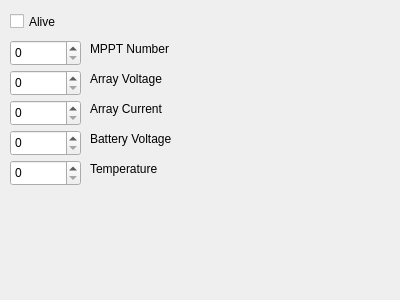
UCSolarCarTeam/Epsilon-Telemetry-Test-Tool, file src/UILayer/Packet/MpptTab.ui: the form before one commit.
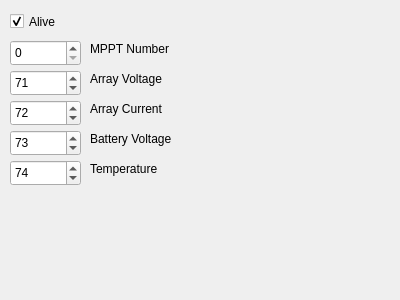
The form after the commit.

```diff
--- a/src/UILayer/Packet/MpptTab.ui
+++ b/src/UILayer/Packet/MpptTab.ui
@@ -38,6 +38,9 @@
    <property name="text">
     <string>Alive</string>
    </property>
+   <property name="checked">
+    <bool>true</bool>
+   </property>
   </widget>
   <widget class="QLabel" name="label_30">
    <property name="geometry">
@@ -77,6 +80,9 @@
    <property name="maximum">
     <number>65535</number>
    </property>
+   <property name="value">
+    <number>73</number>
+   </property>
   </widget>
   <widget class="QSpinBox" name="mpptNumber">
    <property name="geometry">
@@ -103,6 +109,9 @@
    <property name="maximum">
     <number>65535</number>
    </property>
+   <property name="value">
+    <number>72</number>
+   </property>
   </widget>
   <widget class="QSpinBox" name="temperature">
    <property name="geometry">
@@ -116,6 +125,9 @@
    <property name="maximum">
     <number>65535</number>
    </property>
+   <property name="value">
+    <number>74</number>
+   </property>
   </widget>
   <widget class="QSpinBox" name="arrayVoltage">
    <property name="geometry">
@@ -129,6 +141,9 @@
    <property name="maximum">
     <number>65535</number>
    </property>
+   <property name="value">
+    <number>71</number>
+   </property>
   </widget>
   <widget class="QLabel" name="label_32">
    <property name="geometry">
```
